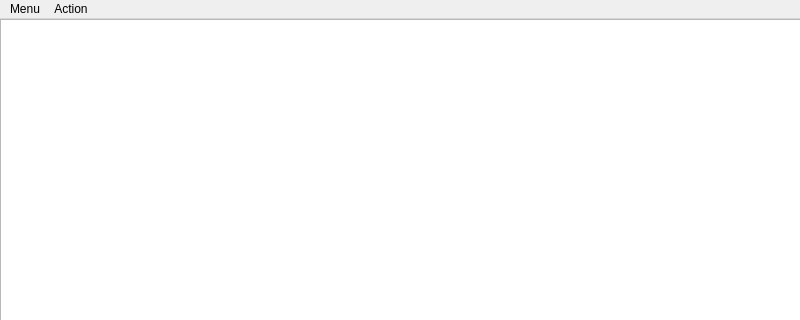
This is DesktopQT/userworkspace.ui in AlesKas/BAK-UI as Qt 5 draws it before an edit; both pictures show x 0 to 800 and y 0 to 320 of the 800 by 600 pixel window. The edited form follows.
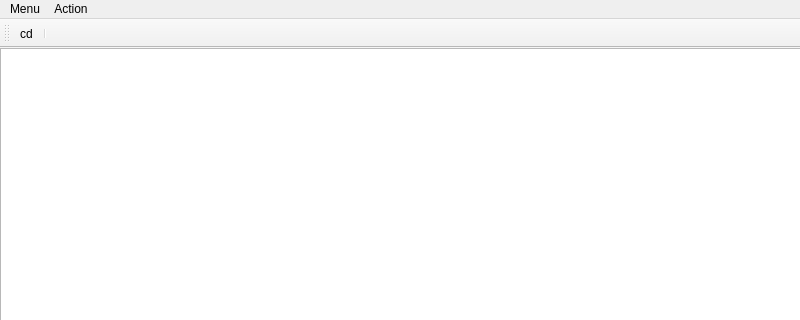
This is the edited form. Icons and pictures are not drawn.

Patch:
```diff
--- a/DesktopQT/userworkspace.ui
+++ b/DesktopQT/userworkspace.ui
@@ -90,6 +90,19 @@
    <addaction name="menuAction"/>
   </widget>
   <widget class="QStatusBar" name="statusbar"/>
+  <widget class="QToolBar" name="toolBar">
+   <property name="windowTitle">
+    <string>toolBar</string>
+   </property>
+   <attribute name="toolBarArea">
+    <enum>TopToolBarArea</enum>
+   </attribute>
+   <attribute name="toolBarBreak">
+    <bool>false</bool>
+   </attribute>
+   <addaction name="actioncd"/>
+   <addaction name="separator"/>
+  </widget>
   <action name="actionLog_out">
    <property name="text">
     <string>Log out</string>
@@ -120,6 +133,15 @@
     <string>Upload</string>
    </property>
   </action>
+  <action name="actioncd">
+   <property name="icon">
+    <iconset resource="resources.qrc">
+     <normaloff>:/icons/img/folder.png</normaloff>:/icons/img/folder.png</iconset>
+   </property>
+   <property name="text">
+    <string>cd</string>
+   </property>
+  </action>
  </widget>
  <resources/>
  <connections/>
```
Left out of the diff: 19 changed lines with no effect on the pictures.
